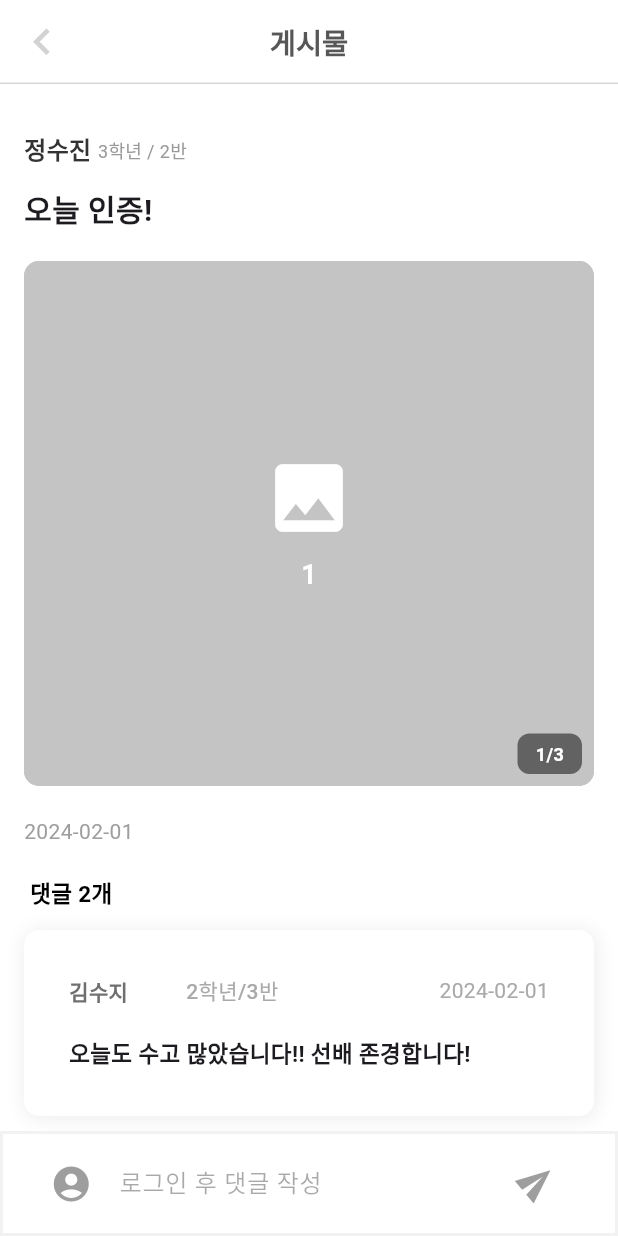
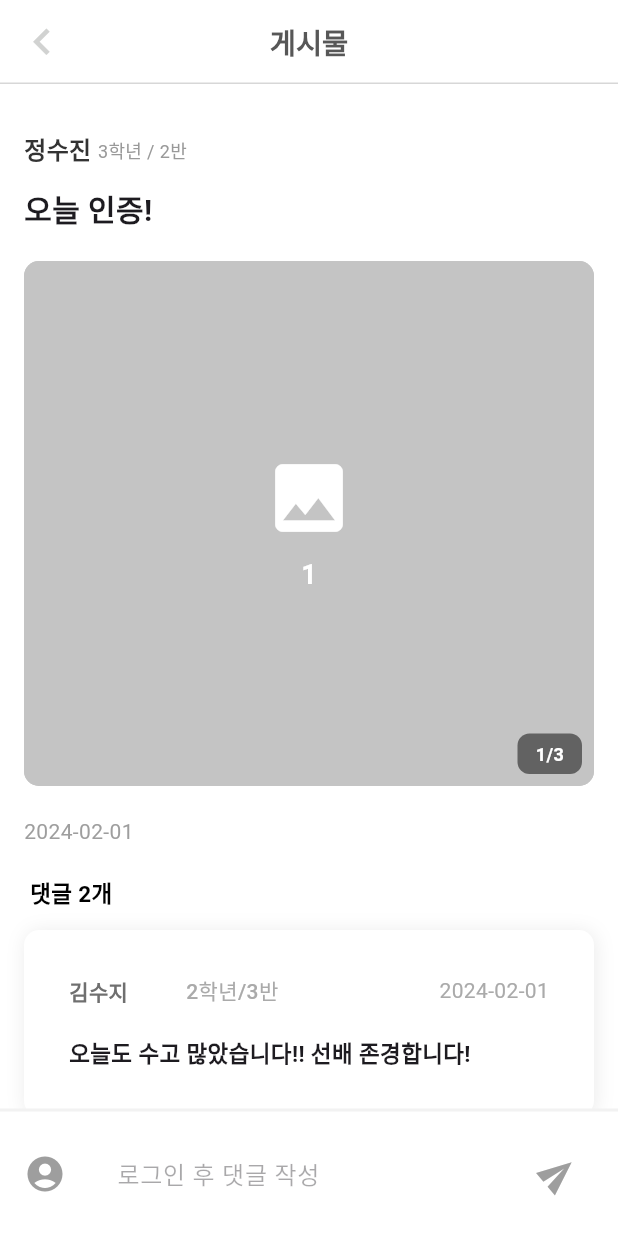
Before and after one commit to bab-babbab/Bab-Babbab-Frontend, a Flutter app: the PostDetailWidget screen opened directly, on a phone screen of 412 x 824 dp. Run offline on Flutter 3.47's test engine with Material 3 defaults, Android fonts, the phone set to English and light mode, and no system bars; our stand-ins replace dotted_border, dropdown_button2, firebase_auth, firebase_core, flutter_dotenv, flutter_svg and 2 more; accounts and stored records are empty.

Commit message:
[feat] : 하지민 요청 반영

```diff
--- a/lib/screens/home/home.dart
+++ b/lib/screens/home/home.dart
@@ -105,7 +105,11 @@ class _HomeMainContentState extends State<_HomeMainContent> {
         children: [
           Text(
             '${user.name}님\n오늘도 수고 했어요!',
-            style: TextStyle(fontFamily: 'Pretendard', fontSize: 24),
+            style: TextStyle(
+              fontFamily: 'Pretendard',
+              fontSize: 24,
+              fontWeight: FontWeight.bold,
+            ),
           ),
           SizedBox(height: 28),
           Row(
--- a/lib/screens/information/InfoStuPage.dart
+++ b/lib/screens/information/InfoStuPage.dart
@@ -164,7 +164,7 @@ class _InformationStuPage extends State<InformationStuPage> {
                 decoration: const InputDecoration(
                   fillColor: Color(0xffF8F8F8),
                   filled: true,
-                  hintText: '학교를 입력해주세요. 예) 서울고등학교',
+                  hintText: '예) 서울고등학교',
                   focusedBorder: OutlineInputBorder(
                     borderRadius: BorderRadius.all(Radius.circular(10)),
                     borderSide: BorderSide(width: 1, color: Color(0xffF8F8F8)),
--- a/lib/screens/posts/postsPage.dart
+++ b/lib/screens/posts/postsPage.dart
@@ -183,12 +183,12 @@ class _PostsPageState extends State<PostsPage> {
     return Scaffold(
       backgroundColor: const Color(0xffF7F8F9),
       body: Padding(
-        padding: const EdgeInsets.only(left: 25, top: 100, right: 25),
+        padding: const EdgeInsets.only(left: 25, top: 90, right: 25),
         child: Column(
           crossAxisAlignment: CrossAxisAlignment.start,
           children: [
             const Padding(
-              padding: EdgeInsets.only(top: 40, bottom: 16),
+              padding: EdgeInsets.only(bottom: 16),
               child: Text(
                 '나의 현황',
                 style: TextStyle(fontFamily: 'Pretendard', fontSize: 24),
--- a/lib/widgets/post_detail_widget.dart
+++ b/lib/widgets/post_detail_widget.dart
@@ -224,6 +224,8 @@ class PostDetailWidgetState extends State<PostDetailWidget> {
   // 컨트롤러들
   final TextEditingController _commentController = TextEditingController();
   final PageController _pageController = PageController();
+  final ScrollController _scrollController =
+      ScrollController(); // 🔥 스크롤 컨트롤러 추가
 
   // 상태 변수들
   int _currentImageIndex = 0;
@@ -462,6 +464,7 @@ class PostDetailWidgetState extends State<PostDetailWidget> {
   void dispose() {
     _commentController.dispose();
     _pageController.dispose();
+    _scrollController.dispose(); // 🔥 스크롤 컨트롤러 해제
     super.dispose();
   }
 
@@ -624,6 +627,7 @@ class PostDetailWidgetState extends State<PostDetailWidget> {
 
     return Scaffold(
       backgroundColor: Colors.white,
+      resizeToAvoidBottomInset: true, // 🔥 키보드 대응을 위해 true로 설정
       appBar: AppBar(
         title: Text(
           "게시물",
@@ -658,7 +662,13 @@ class PostDetailWidgetState extends State<PostDetailWidget> {
                   ],
                 ),
               )
-              : SingleChildScrollView(
+              : Column(
+                // 🔥 SingleChildScrollView 대신 Column 사용
+                children: [
+                  // 🔥 스크롤 가능한 콘텐츠 영역
+                  Expanded(
+                    child: SingleChildScrollView(
+                      controller: _scrollController, // 🔥 스크롤 컨트롤러 연결
                       child: Container(
                         color: Colors.white,
                         child: Column(
@@ -721,7 +731,8 @@ class PostDetailWidgetState extends State<PostDetailWidget> {
                                           },
                                           itemCount: imageWidgets.length,
                                           itemBuilder:
-                                        (context, index) => imageWidgets[index],
+                                              (context, index) =>
+                                                  imageWidgets[index],
                                         ),
                                         // 🔥 이미지 카운터 (여러 이미지가 있을 때만 표시)
                                         if (imageWidgets.length > 1)
@@ -734,10 +745,11 @@ class PostDetailWidgetState extends State<PostDetailWidget> {
                                                 vertical: 5,
                                               ),
                                               decoration: BoxDecoration(
-                                          color: Colors.black.withOpacity(0.5),
-                                          borderRadius: BorderRadius.circular(
-                                            8,
+                                                color: Colors.black.withOpacity(
+                                                  0.5,
                                                 ),
+                                                borderRadius:
+                                                    BorderRadius.circular(8),
                                               ),
                                               child: Text(
                                                 "${_currentImageIndex + 1}/${imageWidgets.length}",
@@ -763,7 +775,9 @@ class PostDetailWidgetState extends State<PostDetailWidget> {
 
                                   // 🔥 댓글 개수
                                   Padding(
-                              padding: EdgeInsets.symmetric(horizontal: 4.0),
+                                    padding: EdgeInsets.symmetric(
+                                      horizontal: 4.0,
+                                    ),
                                     child: Text(
                                       '댓글 ${_comments.length}개',
                                       style: TextStyle(
@@ -789,7 +803,9 @@ class PostDetailWidgetState extends State<PostDetailWidget> {
                                         padding: EdgeInsets.all(30),
                                         decoration: BoxDecoration(
                                           color: Colors.white,
-                                    borderRadius: BorderRadius.circular(10),
+                                          borderRadius: BorderRadius.circular(
+                                            10,
+                                          ),
                                           boxShadow: [
                                             BoxShadow(
                                               color: Color(0x14000000),
@@ -805,7 +821,8 @@ class PostDetailWidgetState extends State<PostDetailWidget> {
                                           children: [
                                             Row(
                                               mainAxisAlignment:
-                                            MainAxisAlignment.spaceBetween,
+                                                  MainAxisAlignment
+                                                      .spaceBetween,
                                               children: [
                                                 Text(
                                                   comment.userName,
@@ -852,43 +869,64 @@ class PostDetailWidgetState extends State<PostDetailWidget> {
                         ),
                       ),
                     ),
-      bottomNavigationBar: Container(
+                  ),
+
+                  // 🔥 댓글 입력창을 body 하단에 고정 (키보드와 함께 올라감)
+                  Container(
                     width: double.infinity,
-        height: 70,
-        padding: EdgeInsets.symmetric(vertical: 17),
-        decoration: ShapeDecoration(
+                    padding: EdgeInsets.only(
+                      left: 16,
+                      right: 16,
+                      top: 17,
+                      bottom:
+                          17 +
+                          MediaQuery.of(
+                            context,
+                          ).viewPadding.bottom, // 🔥 하단 안전 영역 고려
+                    ),
+                    decoration: BoxDecoration(
                       color: Colors.white,
-          shape: RoundedRectangleBorder(
-            side: BorderSide(width: 2, color: Color(0xFFF2F2F2)),
+                      border: Border(
+                        top: BorderSide(width: 2, color: Color(0xFFF2F2F2)),
                       ),
                     ),
                     child: Row(
-          mainAxisAlignment: MainAxisAlignment.center,
                       children: [
-            Icon(Icons.account_circle, size: 28, color: Colors.grey),
+                        Icon(
+                          Icons.account_circle,
+                          size: 28,
+                          color: Colors.grey,
+                        ),
                         SizedBox(width: 14),
-            SizedBox(
-              width: 200,
+                        Expanded(
+                          // 🔥 Expanded로 텍스트 필드가 남은 공간을 모두 차지하도록
                           child: TextField(
                             controller: _commentController,
                             decoration: InputDecoration(
-                  hintText: userModel.id.isEmpty ? "로그인 후 댓글 작성" : "댓글 작성하기",
+                              hintText:
+                                  userModel.id.isEmpty
+                                      ? "로그인 후 댓글 작성"
+                                      : "댓글 작성하기",
                               filled: true,
                               fillColor: Colors.white,
                               border: OutlineInputBorder(
                                 borderRadius: BorderRadius.circular(20),
                                 borderSide: BorderSide.none,
                               ),
-                  contentPadding: EdgeInsets.symmetric(vertical: 5),
+                              contentPadding: EdgeInsets.symmetric(
+                                horizontal: 16,
+                                vertical: 12,
+                              ),
                             ),
                             onSubmitted: (value) => _addComment(),
                             enabled: !_isLoading && userModel.id.isNotEmpty,
+                            maxLines: null, // 🔥 여러 줄 입력 가능
+                            textInputAction:
+                                TextInputAction.send, // 🔥 키보드에 전송 버튼 표시
                           ),
                         ),
-            SizedBox(width: 55),
-            Transform.translate(
-              offset: Offset(0, -5),
-              child: IconButton(
+                        SizedBox(width: 14),
+                        IconButton(
                           icon:
                               _isLoading
                                   ? SizedBox(
@@ -911,12 +949,15 @@ class PostDetailWidgetState extends State<PostDetailWidget> {
                                     ),
                                   ),
                           onPressed:
-                    _isLoading || userModel.id.isEmpty ? null : _addComment,
+                              _isLoading || userModel.id.isEmpty
+                                  ? null
+                                  : _addComment,
+                        ),
+                      ],
                     ),
                   ),
                 ],
               ),
-      ),
     );
   }
 }
```
Also changed, not shown: lib/screens/posts/post_detail.dart (line endings or trailing spaces), 2 other files. Lines whose indentation alone changed are shown as unchanged.
